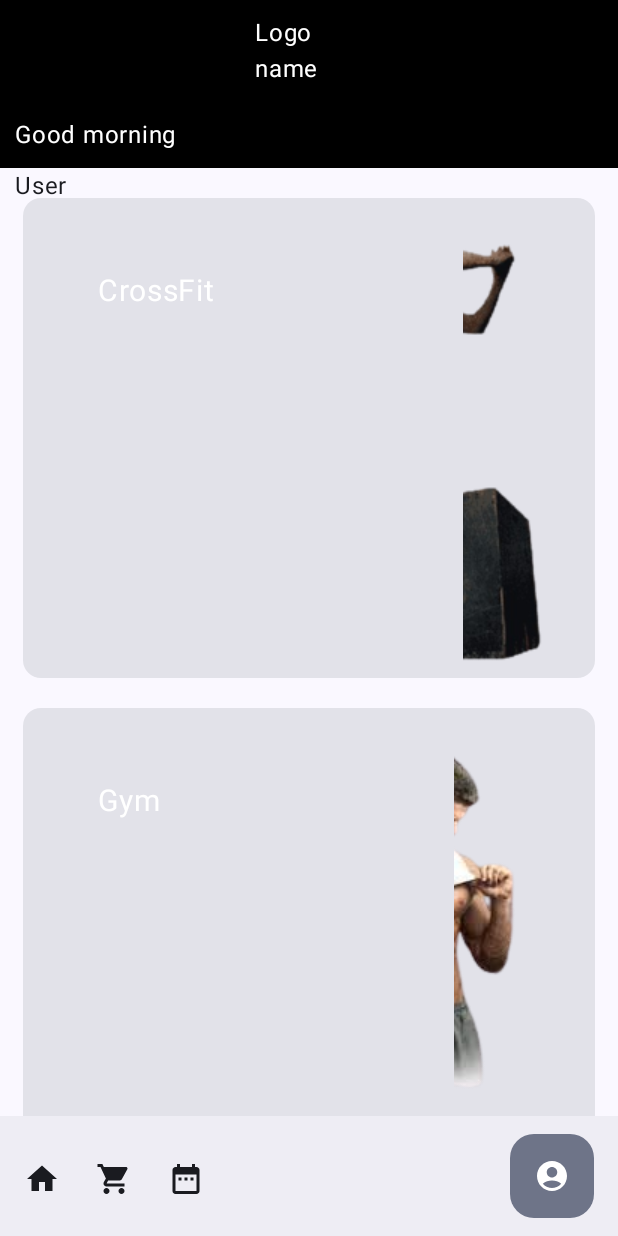
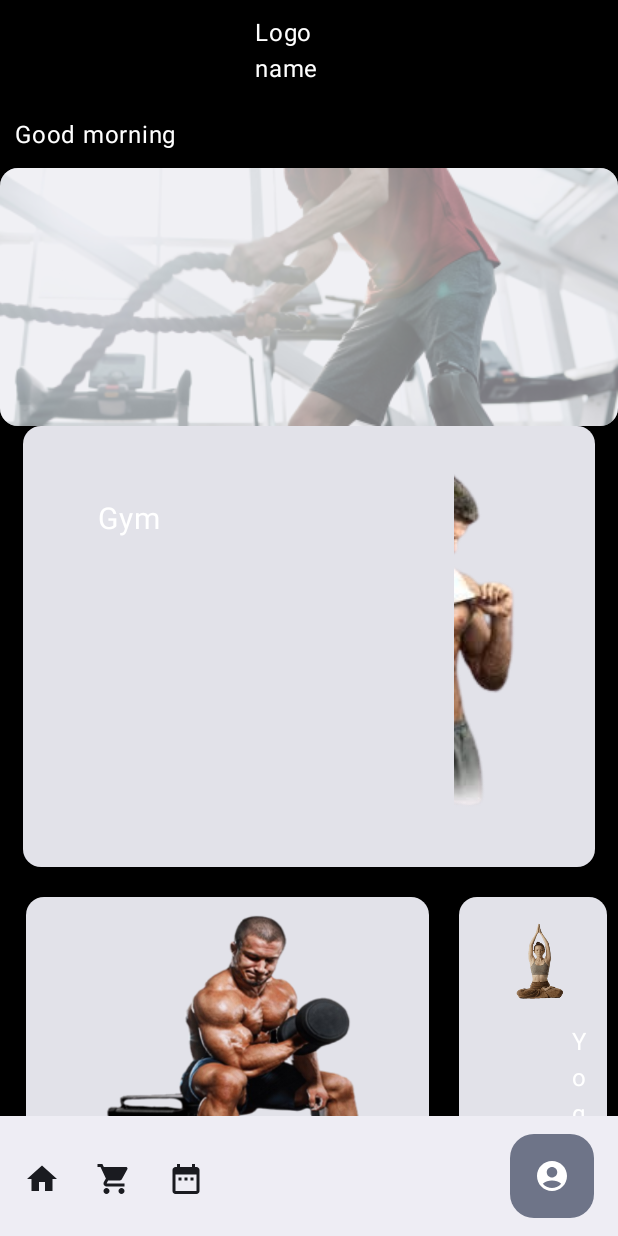
Before and after one commit to abhay99199/extra, an Android app built with Jetpack Compose: the composable home shown on its own in the app's theme, on a phone screen of 412 x 824 dp. Run offline under Robolectric (Android 15) with nearby library versions, the light colour scheme and no system bars; 1 statement that could not run was skipped.

Commit message:
8 commit

```diff
--- a/app/src/main/java/com/example/extra/ui/Screen/CrossFit.kt
+++ b/app/src/main/java/com/example/extra/ui/Screen/CrossFit.kt
@@ -30,11 +30,6 @@ fun ListingScreen(
                     text = "Logo name", color = Color.White,
                     modifier = Modifier.padding(170.dp, 10.dp)
                 )
-                Text(
-                    text = "Good morning", color = Color.White,
-                    modifier = Modifier.padding(10.dp, 10.dp)
-                )
-
             }
         }
         items(homescreen){ item ->
--- a/app/src/main/java/com/example/extra/ui/Screen/home.kt
+++ b/app/src/main/java/com/example/extra/ui/Screen/home.kt
@@ -24,6 +24,7 @@ import androidx.compose.material3.Text
 import androidx.compose.runtime.Composable
 import androidx.compose.ui.Alignment
 import androidx.compose.ui.Modifier
+import androidx.compose.ui.draw.alpha
 import androidx.compose.ui.graphics.Color
 import androidx.compose.ui.layout.ContentScale
 import androidx.compose.ui.res.painterResource
@@ -90,24 +91,25 @@ fun home(
                     modifier = Modifier
                         .padding(innerPadding)
                         .padding(10.dp, 0.dp),
-                    text = "User"
+                    text = ""
                 )
-                Column {
+                Column (modifier = Modifier.background(Color.Black)){
                     Card(modifier = Modifier
-                        .padding(horizontal = 15.dp, vertical = 20.dp)
+
                         .clickable(onClick = { navigateToNext("crossfit") })
                     )
                     {
                         Row {
-                            Text(
-                                text = "CrossFit", color = Color.White,
-                                modifier = Modifier.padding(50.dp, 50.dp, 0.dp, 0.dp),
-                                fontSize = 20.sp
-                            )
+//                            Text(
+//                                text = "CrossFit", color = Color.White,
+//                                modifier = Modifier.padding(50.dp, 50.dp, 0.dp, 0.dp),
+//                                fontSize = 20.sp
+//                            )
                             Image(
-                                painter = painterResource(id = R.drawable.crossfit),
+                                painter = painterResource(id = R.drawable.crossfit1),
                                 contentDescription = null, alignment = Alignment.BottomEnd,
-                                modifier = Modifier.padding(165.dp, 10.dp, 30.dp, 10.dp),
+                                modifier = Modifier.padding(0.dp, 0.dp, 0.dp, 0.dp)
+                                    .alpha(0.5f),
                                 contentScale = ContentScale.Crop,
                             )
                         }
```
Also changed, not shown: app/src/main/res/drawable/crossfit1.png (added).
